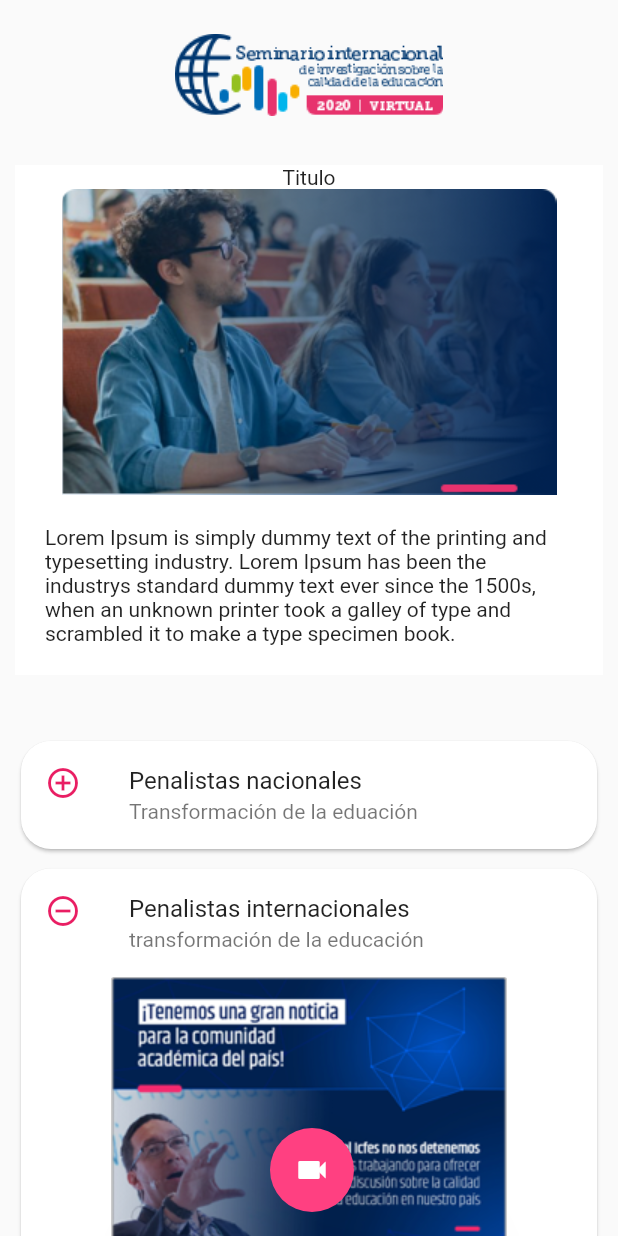
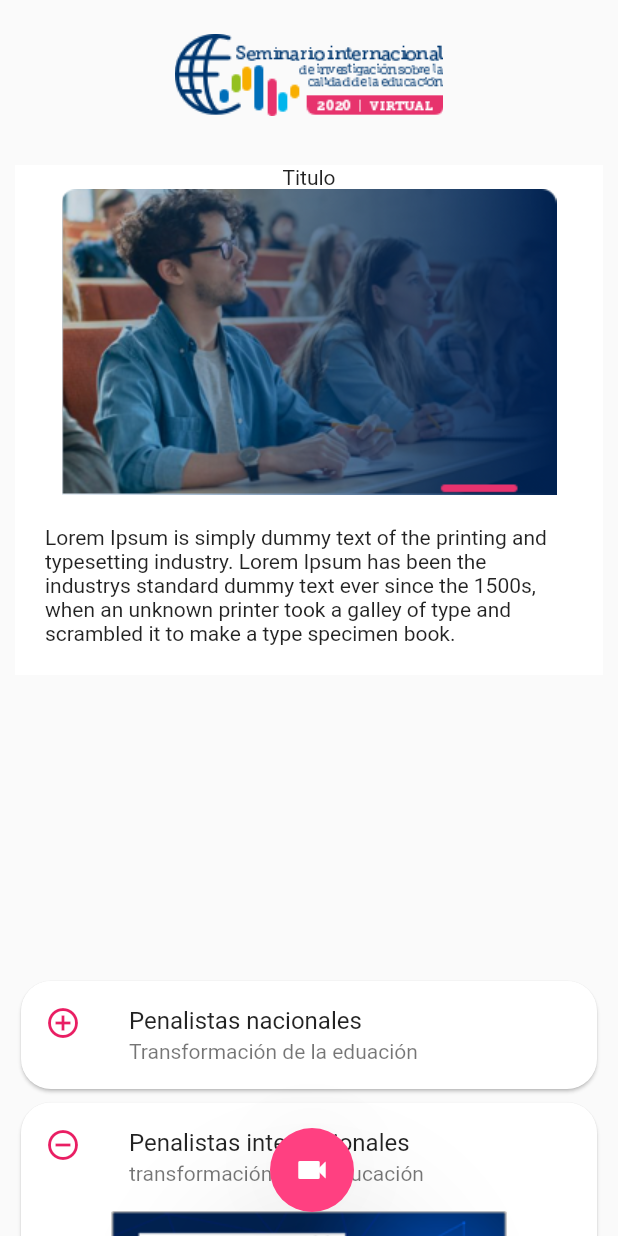
Before and after one commit to sdtorresl/icfesapp, a Flutter app: the screen it shows after launch, on a phone screen of 412 x 824 dp. Run offline on Flutter 3.47's test engine with Material 2 defaults, Android fonts, the phone set to English and light mode, and no system bars; our stand-ins replace font_awesome_flutter.

```diff
--- a/lib/page/home_page.dart
+++ b/lib/page/home_page.dart
@@ -13,9 +13,9 @@ class HomePage extends StatelessWidget {
           padding: EdgeInsets.all(10.0),
           children: <Widget>[
             _cardTipo1(),
-            SizedBox(height: 40.0),
+            SizedBox(height: 200.0),
             _cardTipo2(),
-            SizedBox(height: 5.0),
+            SizedBox(height: 1.0),
             _cardTipo3()
           ],
         ),
```
